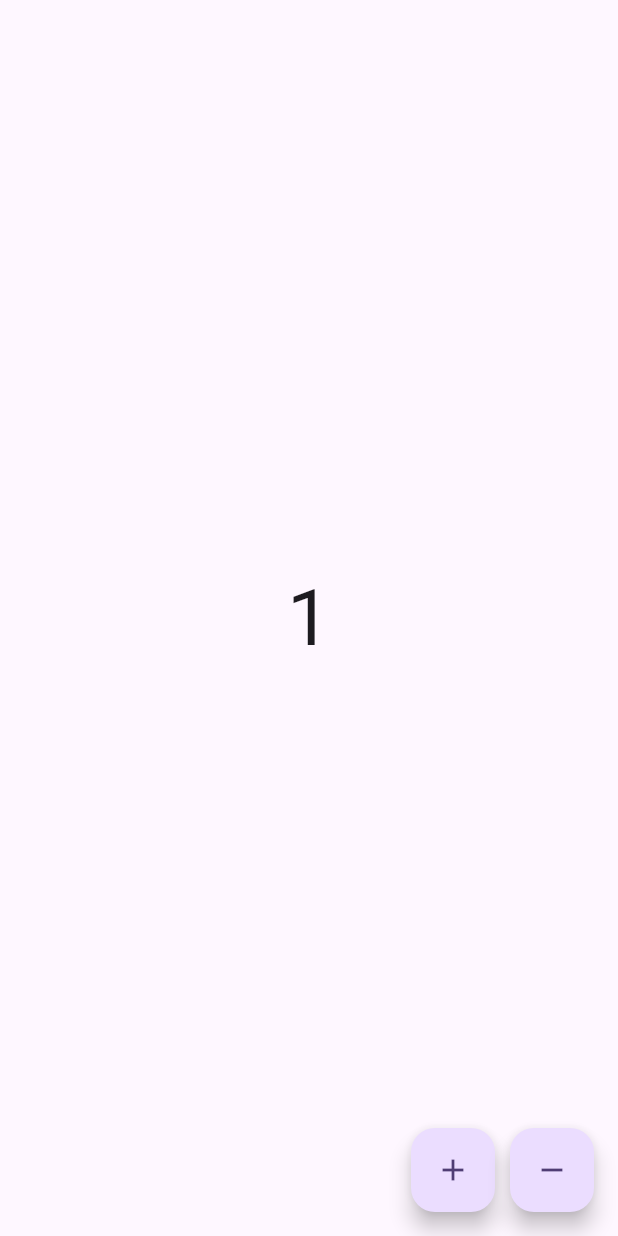
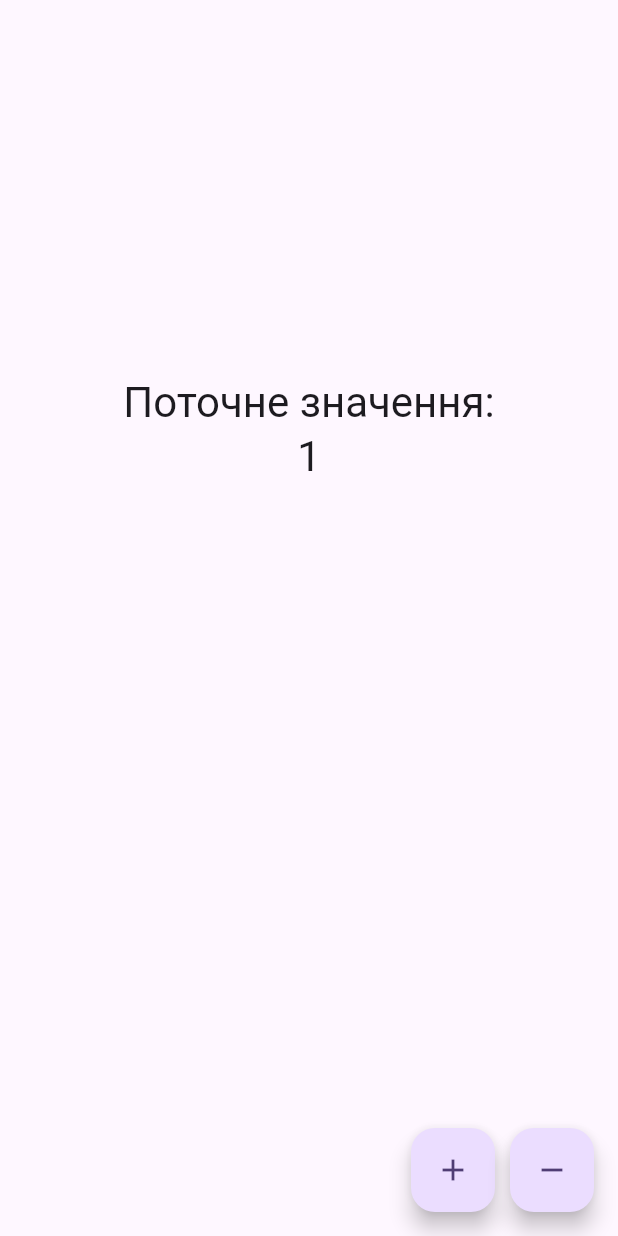
Before and after one commit to RamanGodun/BLoC-vs-CUBIT-playground-app-, a Flutter app: the screen it shows after launch, after a tap on the "add" icon, on a phone screen of 412 x 824 dp. Run offline on Flutter 3.47's test engine with Material 3 defaults, Android fonts, the phone set to English and light mode, and no system bars; our stand-ins replace bloc, equatable, flutter_bloc.

Commit message:
ref: finish cubit basis

```diff
--- /dev/null
+++ b/lib/core/utils/show_dialog.dart
@@ -0,0 +1,19 @@
+import 'package:flutter/material.dart';
+
+class DialogService {
+  static void showAlertDialog(BuildContext context, String text) {
+    showDialog(
+      context: context,
+      builder: (context) {
+        return AlertDialog(
+          content: SizedBox(
+            height: MediaQuery.of(context).size.height * 0.4,
+            child: Center(
+              child: Text(text),
+            ),
+          ),
+        );
+      },
+    );
+  }
+}
--- /dev/null
+++ b/lib/features/counter_cubit/home_page.dart
@@ -0,0 +1,187 @@
+import 'package:flutter/material.dart';
+import 'package:flutter_bloc/flutter_bloc.dart';
+
+import '../../core/presentation/widgets/text_widget.dart';
+import '../../core/utils/helpers.dart';
+import '../../core/utils/show_dialog.dart';
+import 'counter_cubit.dart';
+import '../../core/presentation/pages/other_page.dart';
+
+class MyHomePage extends StatelessWidget {
+  const MyHomePage({super.key});
+
+/*
+===========================================
+✅ ОСНОВНИЙ ВАРІАНТ (СТАНДАРТНИЙ)
+- Використовує `BlocListener` для прослуховування подій
+- Використовує `context.select()` для оновлення лише `counter`
+===========================================
+*/
+  @override
+  Widget build(BuildContext context) {
+    final readCounterCubit = context.read<CounterCubit>();
+    final selectCounterCubit =
+        context.select<CounterCubit, int>((cubit) => cubit.state.counter);
+
+    return MultiBlocListener(
+      listeners: [
+        BlocListener<CounterCubit, CounterState>(
+          listener: (context, state) {
+            if (state.counter == 3) {
+              DialogService.showAlertDialog(
+                  context, 'counter is ${state.counter}');
+            } else if (state.counter == -1) {
+              Helpers.pushTo(context, const OtherPage());
+            }
+          },
+        ),
+      ],
+      child: Scaffold(
+        body: Center(
+          child: ListView(
+            children: [
+              const SizedBox(height: 250),
+              const TextWidget('Поточне значення:', TextType.headline),
+              TextWidget(
+                /*
+                📝 `selectCounterCubit` оновлює UI тільки при зміні `counter`
+                */
+                selectCounterCubit.toString(),
+                TextType.headline,
+              ),
+            ],
+          ),
+        ),
+        floatingActionButton: Row(
+          mainAxisAlignment: MainAxisAlignment.end,
+          children: [
+            FloatingActionButton(
+              onPressed: () => readCounterCubit.increment(),
+              heroTag: 'increment',
+              child: const Icon(Icons.add),
+            ),
+            const SizedBox(width: 10.0),
+            FloatingActionButton(
+              onPressed: () => readCounterCubit.decrement(),
+              heroTag: 'decrement',
+              child: const Icon(Icons.remove),
+            ),
+          ],
+        ),
+      ),
+    );
+  }
+
+/*
+===========================================
+✅ АЛЬТЕРНАТИВНІ ПІДХОДИ
+===========================================
+*/
+
+/*
+===========================================
+🟢 1. ВИКОРИСТАННЯ `BlocConsumer`
+- Поєднує `BlocListener` + `BlocBuilder`
+- UI оновлюється при будь-яких змінах `state`
+===========================================
+
+ @override
+  Widget build(BuildContext context) {
+    return Scaffold(
+      body: BlocConsumer<CounterCubit, CounterState>(
+        listener: (context, state) {
+          if (state.counter == 3) {
+            DialogService.showAlertDialog(
+                context, 'counter is ${state.counter}');
+          } else if (state.counter == -1) {
+            Helpers.pushTo(context, const OtherPage());
+          }
+        },
+        builder: (context, state) => Center(
+          child: ListView(
+            children: [
+              const SizedBox(height: 250),
+              const TextWidget('Поточне значення:', TextType.headline),
+              TextWidget(
+                '${state.counter}',
+                TextType.headline,
+              ),
+            ],
+          ),
+        ),
+      ),
+      floatingActionButton: Row(
+        mainAxisAlignment: MainAxisAlignment.end,
+        children: [
+          FloatingActionButton(
+            onPressed: () => context.read<CounterCubit>().increment(),
+            heroTag: 'increment',
+            child: const Icon(Icons.add),
+          ),
+          const SizedBox(width: 10.0),
+          FloatingActionButton(
+            onPressed: () => context.read<CounterCubit>().decrement(),
+            heroTag: 'decrement',
+            child: const Icon(Icons.remove),
+          ),
+        ],
+      ),
+    );
+  }
+
+*/
+
+/*
+===========================================
+🟢 2. ВИКОРИСТАННЯ `Builder` + `context.select()`
+- Оновлює ТІЛЬКИ `counter`, не весь `state`
+- Не перевикликає `build()`
+===========================================
+
+ @override
+  Widget build(BuildContext context) {
+    final readCounterCubit = context.read<CounterCubit>();
+
+    return BlocListener<CounterCubit, CounterState>(
+      listener: (context, state) {
+        if (state.counter == 3) {
+          DialogService.showAlertDialog(context, 'counter is ${state.counter}');
+        } else if (state.counter == -1) {
+          Helpers.pushTo(context, const OtherPage());
+        }
+      },
+      child: Scaffold(
+        body: Center(
+          child: Builder(
+            builder: (context) {
+              final counter = context
+                  .select<CounterCubit, int>((cubit) => cubit.state.counter);
+              return ListView(
+                children: [
+                  TextWidget('$counter', TextType.headline),
+                ],
+              );
+            },
+          ),
+        ),
+        floatingActionButton: Row(
+          mainAxisAlignment: MainAxisAlignment.end,
+          children: [
+            FloatingActionButton(
+              onPressed: () => readCounterCubit.increment(),
+              heroTag: 'increment',
+              child: const Icon(Icons.add),
+            ),
+            const SizedBox(width: 10.0),
+            FloatingActionButton(
+              onPressed: () => readCounterCubit.decrement(),
+              heroTag: 'decrement',
+              child: const Icon(Icons.remove),
+            ),
+          ],
+        ),
+      ),
+    );
+  }
+*/
+}
--- a/lib/home_page.dart
+++ /dev/null
@@ -1,64 +0,0 @@
-import 'package:flutter/material.dart';
-import 'package:flutter_bloc/flutter_bloc.dart';
-
-import 'features/counter_cubit/counter_cubit.dart';
-import 'core/presentation/pages/other_page.dart';
-
-class MyHomePage extends StatelessWidget {
-  const MyHomePage({super.key});
-
-  @override
-  Widget build(BuildContext context) {
-    return Scaffold(
-      body: BlocConsumer<CounterCubit, CounterState>(
-        listener: (context, state) {
-          if (state.counter == 3) {
-            showDialog(
-              context: context,
-              builder: (context) {
-                return AlertDialog(
-                  content: Text('counter is ${state.counter}'),
-                );
-              },
-            );
-          } else if (state.counter == -1) {
-            Navigator.push(
-              context,
-              MaterialPageRoute(builder: (context) {
-                return const OtherPage();
-              }),
-            );
-          }
-        },
-        builder: (context, state) {
-          return Center(
-            child: Text(
-              '${state.counter}',
-              style: const TextStyle(fontSize: 52.0),
-            ),
-          );
-        },
-      ),
-      floatingActionButton: Row(
-        mainAxisAlignment: MainAxisAlignment.end,
-        children: [
-          FloatingActionButton(
-            onPressed: () {
-              context.read<CounterCubit>().increment();
-            },
-            heroTag: 'increment',
-            child: const Icon(Icons.add),
-          ),
-          const SizedBox(width: 10.0),
-          FloatingActionButton(
-            onPressed: () {
-              context.read<CounterCubit>().decrement();
-            },
-            heroTag: 'decrement',
-            child: const Icon(Icons.remove),
-          ),
-        ],
-      ),
-    );
-  }
-}
--- a/lib/main.dart
+++ b/lib/main.dart
@@ -3,7 +3,7 @@ import 'package:flutter_bloc/flutter_bloc.dart';
 
 import 'core/presentation/constants.dart';
 import 'features/counter_cubit/counter_cubit.dart';
-import 'home_page.dart';
+import 'features/counter_cubit/home_page.dart';
 
 void main() {
   runApp(const MyApp());
@@ -17,7 +17,7 @@ class MyApp extends StatelessWidget {
     return BlocProvider<CounterCubit>(
       create: (context) => CounterCubit(),
       child: MaterialApp(
-        title: 'MyCounter Cubit',
+        title: 'BLoC or Cubit',
         debugShowCheckedModeBanner: false,
         theme: UIConstants.appTheme,
         home: const MyHomePage(),
```
